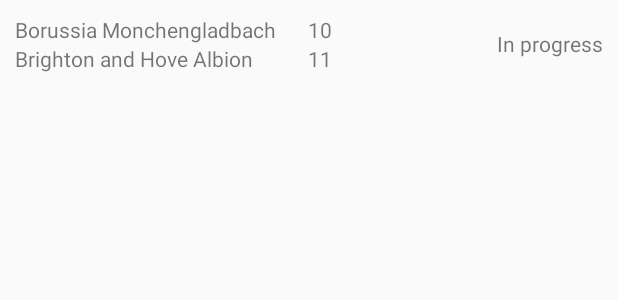
After one commit to LuchoCubero/MeteleUnGolAlMachismo, an Android app: the layout listview_content.xml on its own in the app's theme, with its tools: preview values and no code run, on a phone screen of 412 x 824 dp. The commit adds this screen. Shown: the top 300 px of the screen. Run offline under Robolectric (Android 15) with nearby library versions, the phone set to English and light mode, and no system bars.

Commit message:
Added class Competition that stores all data related with the competitions (leagues). Added class Match that stores all data related with the matches. Added class CompetitionAdapter to link data to the user interface. Added xml listview content and header to create the user interface. MainActivity modified to show the new interface.
Pending:
-Last user case, set user preferences.
-Start using the API with a free trial (by now is using a free version).
-Fix log out errors.
-Handle exceptions.

```diff
--- /dev/null
+++ b/app/src/main/res/layout/listview_content.xml
@@ -0,0 +1,48 @@
+<?xml version="1.0" encoding="utf-8"?>
+<RelativeLayout xmlns:android="http://schemas.android.com/apk/res/android"
+    android:layout_width="match_parent"
+    android:layout_height="wrap_content"
+    android:orientation="vertical"
+    android:padding="10dp">
+
+    <TextView
+        android:id="@+id/textView_team1"
+        android:layout_width="185dp"
+        android:layout_height="wrap_content"
+        android:text="Borussia Monchengladbach"
+        android:layout_alignParentLeft="true"/>
+
+    <TextView
+        android:id="@+id/textView_score1"
+        android:layout_width="wrap_content"
+        android:layout_height="wrap_content"
+        android:text="10"
+        android:layout_marginLeft="10dp"
+        android:layout_toRightOf="@+id/textView_team1"/>
+
+    <TextView
+        android:id="@+id/textView_team2"
+        android:layout_width="185dp"
+        android:layout_height="wrap_content"
+        android:text="Brighton and Hove Albion"
+        android:layout_below="@+id/textView_team1"/>
+
+    <TextView
+        android:id="@+id/textView_score2"
+        android:layout_width="wrap_content"
+        android:layout_height="wrap_content"
+        android:text="11"
+        android:layout_toRightOf="@+id/textView_team2"
+        android:layout_marginLeft="10dp"
+        android:layout_below="@+id/textView_score1"/>
+
+    <TextView
+        android:id="@+id/textView_time"
+        android:layout_width="wrap_content"
+        android:layout_height="wrap_content"
+        android:layout_alignParentRight="true"
+        android:layout_centerVertical="true"
+        android:text="In progress"/>
+
+
+</RelativeLayout>
```
Also changed, not shown: app/src/main/java/cr/ac/tec/meteleungolalmachismo/Competition.java (added, +61 -0 lines), app/src/main/java/cr/ac/tec/meteleungolalmachismo/CompetitionAdapter.java (added, +102 -0 lines), app/src/main/java/cr/ac/tec/meteleungolalmachismo/MainActivity.java (+48 -65 lines), app/src/main/java/cr/ac/tec/meteleungolalmachismo/Match.java (added, +114 -0 lines), app/src/main/res/layout/activity_main.xml (+9 -3 lines), app/src/main/res/layout/listview_header.xml (added, +20 -0 lines).
